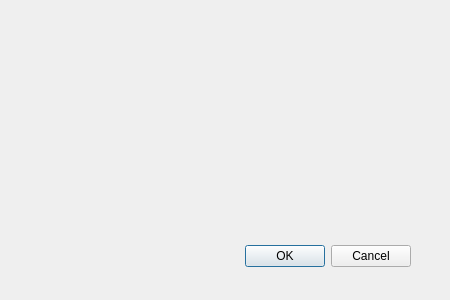
This is addserverdialog.ui in zhengbin1/First as Qt 5 draws it before an edit. The edited form follows.
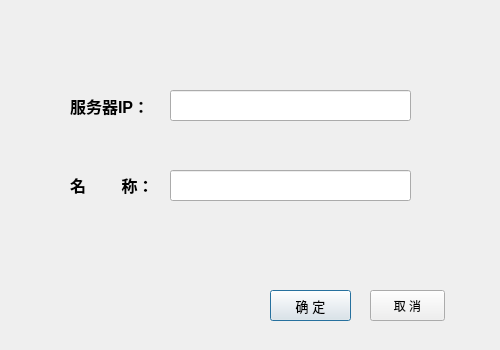
This is the edited form.

Commit message: 完成添加服务器窗口

```diff
--- a/addserverdialog.ui
+++ b/addserverdialog.ui
@@ -6,27 +6,103 @@
    <rect>
     <x>0</x>
     <y>0</y>
-    <width>450</width>
-    <height>300</height>
+    <width>500</width>
+    <height>350</height>
    </rect>
   </property>
   <property name="windowTitle">
    <string>Dialog</string>
   </property>
-  <widget class="QDialogButtonBox" name="buttonBox">
+  <widget class="QPushButton" name="OkButton">
    <property name="geometry">
     <rect>
+     <x>270</x>
+     <y>290</y>
+     <width>81</width>
+     <height>31</height>
+    </rect>
+   </property>
+   <property name="font">
+    <font>
+     <pointsize>10</pointsize>
+    </font>
+   </property>
+   <property name="text">
+    <string>确 定</string>
+   </property>
+  </widget>
+  <widget class="QPushButton" name="CancelButton">
+   <property name="geometry">
+    <rect>
+     <x>370</x>
+     <y>290</y>
+     <width>75</width>
+     <height>31</height>
+    </rect>
+   </property>
+   <property name="text">
+    <string>取 消</string>
+   </property>
+  </widget>
+  <widget class="QLabel" name="label">
+   <property name="geometry">
+    <rect>
      <x>70</x>
-     <y>240</y>
-     <width>341</width>
-     <height>32</height>
+     <y>90</y>
+     <width>81</width>
+     <height>31</height>
     </rect>
    </property>
-   <property name="orientation">
-    <enum>Qt::Horizontal</enum>
+   <property name="font">
+    <font>
+     <pointsize>12</pointsize>
+     <weight>75</weight>
+     <bold>true</bold>
+    </font>
    </property>
-   <property name="standardButtons">
-    <set>QDialogButtonBox::Cancel|QDialogButtonBox::Ok</set>
+   <property name="text">
+    <string>服务器IP：</string>
+   </property>
+  </widget>
+  <widget class="QLabel" name="label_2">
+   <property name="geometry">
+    <rect>
+     <x>70</x>
+     <y>169</y>
+     <width>81</width>
+     <height>31</height>
+    </rect>
+   </property>
+   <property name="font">
+    <font>
+     <family>Arial</family>
+     <pointsize>12</pointsize>
+     <weight>75</weight>
+     <bold>true</bold>
+    </font>
+   </property>
+   <property name="text">
+    <string>名        称：</string>
+   </property>
+  </widget>
+  <widget class="QLineEdit" name="ServerIP">
+   <property name="geometry">
+    <rect>
+     <x>170</x>
+     <y>90</y>
+     <width>241</width>
+     <height>31</height>
+    </rect>
+   </property>
+  </widget>
+  <widget class="QLineEdit" name="ServerName">
+   <property name="geometry">
+    <rect>
+     <x>170</x>
+     <y>170</y>
+     <width>241</width>
+     <height>31</height>
+    </rect>
    </property>
   </widget>
  </widget>
```
Left out of the diff: 35 changed lines with no effect on the pictures. The commit also changes 6 other files.
